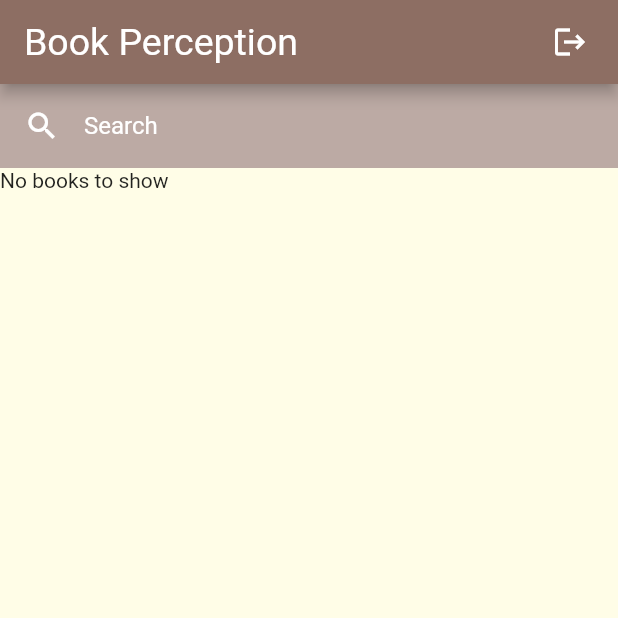
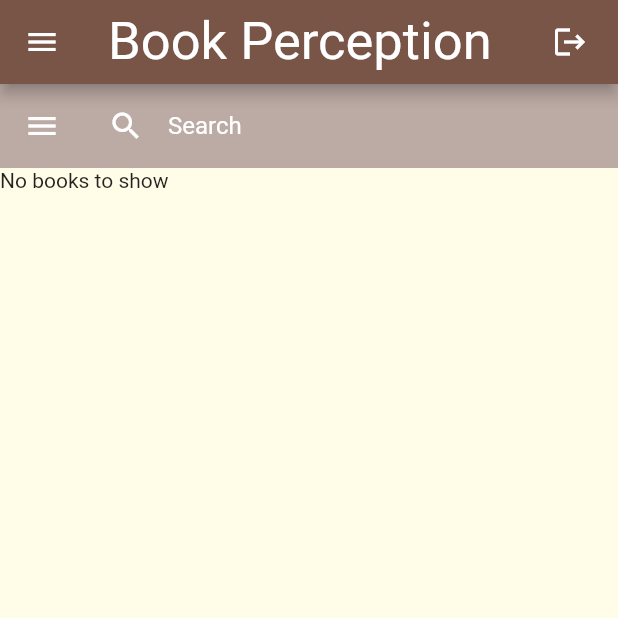
Before and after one commit to theselfobsessedgeek/book-perception, a Flutter app: the screen it shows once a user with an empty profile is signed in, on a phone screen of 412 x 824 dp, the top half of it. Run offline on Flutter 3.47's test engine with Material 2 defaults, Android fonts, the phone set to English and light mode, and no system bars; our stand-ins replace firebase_auth, firebase_core, google_fonts, google_sign_in, splashscreen; missing offline and left inert: books_finder, dart:ffi, flutter_login_facebook; accounts and stored records are empty; Roboto replaces fonts that are missing (Satisfy).

Commit message:
some UI Features added and Search flow polished

```diff
--- a/lib/Screens/HomePage.dart
+++ b/lib/Screens/HomePage.dart
@@ -1,41 +1,107 @@
 import 'package:book_perception/Screens/search.dart';
 import 'package:book_perception/auth.dart';
-import 'package:books_finder/books_finder.dart';
 import 'package:firebase_auth/firebase_auth.dart';
 import 'package:flutter/material.dart';
+import 'package:google_fonts/google_fonts.dart';
 
-class HomePage extends StatelessWidget {
-  const HomePage({Key key,@required this.auth}) : super(key: key);
+import 'Favorites Page.dart';
+
+class HomePage extends StatefulWidget {
+
+  const HomePage({Key key,@required this.auth }) : super(key: key);
   final AuthBase auth;
-  Future<void> _signOut() async{
-    await auth.signOut();
+  @override
+  _HomePageState createState() => _HomePageState();
+}
+
+class _HomePageState extends State<HomePage> {
+  final _firebaseAuth = FirebaseAuth.instance;
+
+  User user;
+
+  @override
+  void initState() {
+    super.initState();
+    initUser();
   }
 
+  Future<void> initUser() async {
+    while(user==null) user = _firebaseAuth.currentUser;
+    setState(() {});
+  }
+
+  Future<void> _signOut() async{
+    await widget.auth.signOut();
+  }
+
+
+  Widget _body = SearchPage();
   @override
 
   Widget build(BuildContext context) {
-
+    String name  = (user.displayName != null) ? user.displayName : "Anonymous User" ;
     return Scaffold(
+      drawer: Drawer(
+        child: ListView(
+          // Important: Remove any padding from the ListView.
+          padding: EdgeInsets.zero,
+          children: [
+            DrawerHeader(
+              decoration: BoxDecoration(
+                color: Colors.brown,
+              ),
+              child: SizedBox(
+                  width: MediaQuery.of(context).size.width,
+                  child: Text("$name",
+                    style: GoogleFonts.allura(
+                      color: Colors.white,
+                      fontSize: 30,
+                    ),
+                  )
+              )
+            ),
+            ListTile(
+              leading: Icon(Icons.search),
+              title: const Text('Search'),
+              onTap: () {
+               setState(() {
+                 _body = SearchPage();
+               });
+               Navigator.pop(context);
+              },
+            ),
+            ListTile(
+              leading: Icon(Icons.star),
+              title: const Text('Favourites'),
+              onTap: () {
+                setState(() {
+                  _body = FavoritesPage();
+                });
+                Navigator.pop(context);
+              },
+            ),
+          ],
+        ),
+      ),
       appBar: AppBar(
         title: Text("Book Perception",
-          style: TextStyle(
-              fontSize: 25,
-              fontWeight: FontWeight.w400,
-              color: Colors.white ,
+          style: GoogleFonts.satisfy(
+            color: Colors.white,
+            fontSize: 35,
+            fontWeight: FontWeight.w400,
           ),
         ),
-        backgroundColor: Colors.brown[400],
+        backgroundColor: Colors.brown[500],
         actions: <Widget>[
           TextButton(onPressed: _signOut,
           child: Icon(Icons.logout,color: Colors.white,) ,
           )
         ],
       ),
-      backgroundColor:Colors.yellow[50] ,
-      body: SearchPage(),
+      backgroundColor:Colors.yellow[50],
+      body: _body,
 
     );
 
   }
-
 }
--- a/lib/Screens/search.dart
+++ b/lib/Screens/search.dart
@@ -12,11 +12,11 @@ class _SearchPageState extends State<SearchPage> {
   dynamic books;
 
   List<Widget> booksResult = [Text("No books to show")];
+
   void _displayStuff(String value,BuildContext context) async{
     if(value == ' '){
       return null;
     }
-
     books = await queryBooks(
       value,
       maxResults: 10,
@@ -24,8 +24,6 @@ class _SearchPageState extends State<SearchPage> {
       orderBy: OrderBy.relevance,
       reschemeImageLinks: true,
     );
-
-    booksResult.clear();
     var i=0;
     books.forEach((book) {
       final info = book.info;
@@ -53,11 +51,15 @@ class _SearchPageState extends State<SearchPage> {
             slivers: [
               SliverAppBar(
                 backgroundColor: Colors.brown[200],
-                title: TextField(
+                title: Column(
+                  children:[ TextField(
                     controller: _searchController,
-                  onSubmitted: (String value) => _displayStuff(value,context),
-
-
+                    onSubmitted: (String value) {
+                      setState(() {
+                        booksResult.clear();
+                        _displayStuff(value, context);
+                      });
+                    },
                       //_displayStuff(value,context),
                     decoration: InputDecoration(
                       focusColor:Colors.white,
@@ -69,6 +71,7 @@ class _SearchPageState extends State<SearchPage> {
                         ),
                         labelText: 'Search'
                     ),
+                  ),]
                 ),
               ),
               SliverList(delegate: SliverChildListDelegate(booksResult))
--- a/lib/auth.dart
+++ b/lib/auth.dart
@@ -2,9 +2,9 @@ import 'package:firebase_auth/firebase_auth.dart';
 import 'package:flutter/material.dart';
 import 'package:flutter_login_facebook/flutter_login_facebook.dart';
 import 'package:google_sign_in/google_sign_in.dart';
-//https://book-perception.firebaseapp.com/__/auth/handler
+
 abstract class AuthBase{
-  User get currentUser;     //the base
+  User get currentUser;
   Future<User> signInAnonymously();   // anonymous sign in
   Future<User> signInWithEmailAndPassword(String email, String password); //email and pass sign in
 
@@ -13,13 +13,13 @@ abstract class AuthBase{
   Stream<User> authStateChanges();  // trying out stream
   Future<User> signInWithGoogle();
   Future<User> signInWithFacebook();
+
 }
 
 class Auth implements AuthBase{
 
   //instance
   final _firebaseAuth = FirebaseAuth.instance;
-
 
   @override
   Stream<User> authStateChanges() => _firebaseAuth.authStateChanges();
@@ -114,4 +114,6 @@ class Auth implements AuthBase{
     await _firebaseAuth.signOut();
   }
 
+
+
 }
--- a/pubspec.yaml
+++ b/pubspec.yaml
@@ -36,6 +36,7 @@ dependencies:
   splashscreen:
   http:
   books_finder: ^4.1.0
+  google_fonts: ^2.1.0
 
 dev_dependencies:
   flutter_test:
```
Also changed, not shown: lib/Screens/Favorites Page.dart (added, +12 -0 lines), lib/Screens/sign_in_screen.dart (+8 -7 lines), pubspec.lock. Lines whose indentation alone changed are shown as unchanged.
